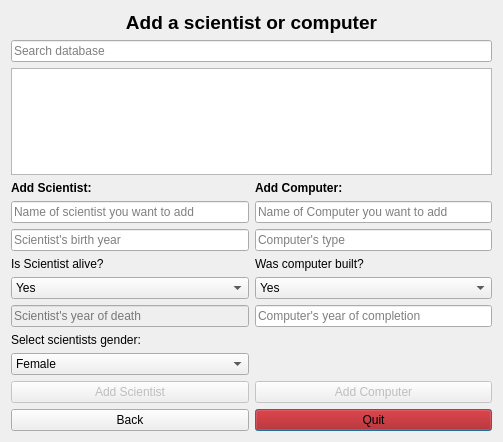
This is Skil3/AddWindow.ui in Chiquita40-VLN-H2016/chiquita40 as Qt 5 draws it before an edit. The edited form follows.
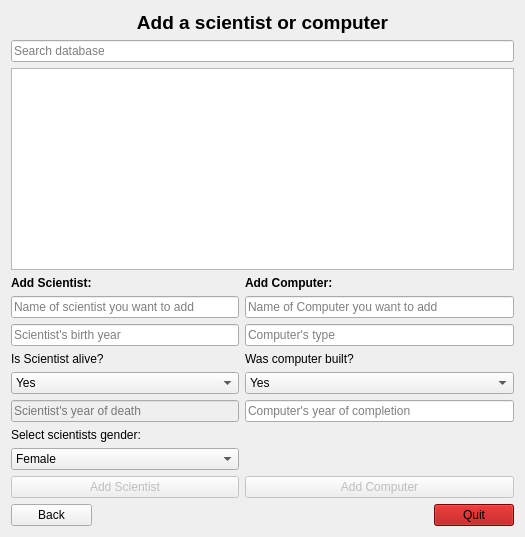
This is the edited form. Icons and pictures are not drawn.

What changed in the file:
```diff
--- a/Skil3/AddWindow.ui
+++ b/Skil3/AddWindow.ui
@@ -6,8 +6,8 @@
    <rect>
     <x>0</x>
     <y>0</y>
-    <width>503</width>
-    <height>442</height>
+    <width>525</width>
+    <height>537</height>
    </rect>
   </property>
   <property name="windowTitle">
@@ -18,38 +18,18 @@
     <normaloff>:/icons/Images/computerIcon.png</normaloff>:/icons/Images/computerIcon.png</iconset>
   </property>
   <layout class="QGridLayout" name="gridLayout">
-   <item row="11" column="0" colspan="2">
-    <widget class="QLineEdit" name="input_addYearOfDeath">
-     <property name="enabled">
-      <bool>false</bool>
-     </property>
-     <property name="autoFillBackground">
-      <bool>false</bool>
-     </property>
+   <item row="2" column="0" colspan="6">
+    <widget class="QListWidget" name="list_addPageSearchResult"/>
+   </item>
+   <item row="3" column="0">
+    <widget class="QLabel" name="label_2">
      <property name="text">
-      <string/>
+      <string>&lt;html&gt;&lt;head/&gt;&lt;body&gt;&lt;p&gt;&lt;span style=&quot; font-weight:600;&quot;&gt;Add Scientist:&lt;/span&gt;&lt;/p&gt;&lt;/body&gt;&lt;/html&gt;</string>
      </property>
-     <property name="placeholderText">
-      <string>Scientist's year of death</string>
-     </property>
     </widget>
    </item>
-   <item row="10" column="0" colspan="2">
-    <widget class="QComboBox" name="comboBox_addSAlive">
-     <item>
-      <property name="text">
-       <string>Yes</string>
-      </property>
-     </item>
-     <item>
-      <property name="text">
-       <string>No</string>
-      </property>
-     </item>
-    </widget>
-   </item>
-   <item row="8" column="2" colspan="2">
-    <widget class="QLineEdit" name="input_addType">
+   <item row="4" column="0" colspan="3">
+    <widget class="QLineEdit" name="input_addNameScientist">
      <property name="autoFillBackground">
       <bool>false</bool>
      </property>
@@ -57,25 +37,11 @@
       <string/>
      </property>
      <property name="placeholderText">
-      <string>Computer's type</string>
+      <string>Name of scientist you want to add</string>
      </property>
     </widget>
    </item>
-   <item row="0" column="0" colspan="4">
-    <widget class="QLabel" name="label_addHeader">
-     <property name="text">
-      <string>&lt;html&gt;&lt;head/&gt;&lt;body&gt;&lt;p align=&quot;center&quot;&gt;&lt;span style=&quot; font-size:14pt; font-weight:600;&quot;&gt;Add a scientist or computer&lt;/span&gt;&lt;/p&gt;&lt;/body&gt;&lt;/html&gt;</string>
-     </property>
-    </widget>
-   </item>
-   <item row="1" column="0" colspan="4">
-    <widget class="QLineEdit" name="input_addPageSearch">
-     <property name="placeholderText">
-      <string>Search database</string>
-     </property>
-    </widget>
-   </item>
-   <item row="11" column="2" colspan="2">
+   <item row="8" column="3" colspan="3">
     <widget class="QLineEdit" name="input_addYearOfCompletion">
      <property name="enabled">
       <bool>true</bool>
@@ -91,20 +57,49 @@
      </property>
     </widget>
    </item>
-   <item row="7" column="0" colspan="2">
-    <widget class="QLineEdit" name="input_addNameScientist">
-     <property name="autoFillBackground">
-      <bool>false</bool>
+   <item row="9" column="0" colspan="2">
+    <widget class="QLabel" name="label_addScientist">
+     <property name="text">
+      <string>Select scientists gender:</string>
      </property>
+    </widget>
+   </item>
+   <item row="6" column="0" colspan="2">
+    <widget class="QLabel" name="label_ScientistAlive">
+     <property name="text">
+      <string>Is Scientist alive?</string>
+     </property>
+    </widget>
+   </item>
+   <item row="3" column="1" colspan="2">
+    <widget class="QLabel" name="label_addScientistErrorMessage">
      <property name="text">
       <string/>
      </property>
-     <property name="placeholderText">
-      <string>Name of scientist you want to add</string>
+    </widget>
+   </item>
+   <item row="6" column="3">
+    <widget class="QLabel" name="label_addComputerBuilt">
+     <property name="text">
+      <string>Was computer built?</string>
      </property>
     </widget>
    </item>
-   <item row="7" column="2" colspan="2">
+   <item row="7" column="0" colspan="3">
+    <widget class="QComboBox" name="comboBox_addSAlive">
+     <item>
+      <property name="text">
+       <string>Yes</string>
+      </property>
+     </item>
+     <item>
+      <property name="text">
+       <string>No</string>
+      </property>
+     </item>
+    </widget>
+   </item>
+   <item row="4" column="3" colspan="3">
     <widget class="QLineEdit" name="input_addNameComputer">
      <property name="autoFillBackground">
       <bool>false</bool>
@@ -117,10 +112,7 @@
      </property>
     </widget>
    </item>
-   <item row="2" column="0" colspan="4">
-    <widget class="QListWidget" name="list_addPageSearchResult"/>
-   </item>
-   <item row="8" column="0" colspan="2">
+   <item row="5" column="0" colspan="3">
     <widget class="QLineEdit" name="input_addYearBorn">
      <property name="autoFillBackground">
       <bool>false</bool>
@@ -133,21 +125,88 @@
      </property>
     </widget>
    </item>
-   <item row="9" column="2">
-    <widget class="QLabel" name="label_addComputerBuilt">
+   <item row="5" column="3" colspan="3">
+    <widget class="QLineEdit" name="input_addType">
+     <property name="autoFillBackground">
+      <bool>false</bool>
+     </property>
      <property name="text">
-      <string>Was computer built?</string>
+      <string/>
      </property>
+     <property name="placeholderText">
+      <string>Computer's type</string>
+     </property>
     </widget>
    </item>
-   <item row="9" column="0">
-    <widget class="QLabel" name="label_ScientistAlive">
+   <item row="10" column="0" colspan="3">
+    <widget class="QComboBox" name="comboBox_addSGender">
+     <item>
+      <property name="text">
+       <string>Female</string>
+      </property>
+     </item>
+     <item>
+      <property name="text">
+       <string>Male</string>
+      </property>
+     </item>
+    </widget>
+   </item>
+   <item row="8" column="0" colspan="3">
+    <widget class="QLineEdit" name="input_addYearOfDeath">
+     <property name="enabled">
+      <bool>false</bool>
+     </property>
+     <property name="autoFillBackground">
+      <bool>false</bool>
+     </property>
      <property name="text">
-      <string>Is Scientist alive?</string>
+      <string/>
      </property>
+     <property name="placeholderText">
+      <string>Scientist's year of death</string>
+     </property>
     </widget>
    </item>
-   <item row="15" column="2" colspan="2">
+   <item row="3" column="3">
+    <widget class="QLabel" name="label_addComputer">
+     <property name="text">
+      <string>&lt;html&gt;&lt;head/&gt;&lt;body&gt;&lt;p&gt;&lt;span style=&quot; font-weight:600;&quot;&gt;Add Computer:&lt;/span&gt;&lt;/p&gt;&lt;/body&gt;&lt;/html&gt;</string>
+     </property>
+    </widget>
+   </item>
+   <item row="3" column="4" colspan="2">
+    <widget class="QLabel" name="label_addComputerErrorMessage">
+     <property name="text">
+      <string/>
+     </property>
+    </widget>
+   </item>
+   <item row="11" column="3" colspan="3">
+    <widget class="QPushButton" name="button_addComputer">
+     <property name="enabled">
+      <bool>false</bool>
+     </property>
+     <property name="text">
+      <string>Add Computer</string>
+     </property>
+    </widget>
+   </item>
+   <item row="7" column="3" colspan="3">
+    <widget class="QComboBox" name="comboBox_addCBuilt">
+     <item>
+      <property name="text">
+       <string>Yes</string>
+      </property>
+     </item>
+     <item>
+      <property name="text">
+       <string>No</string>
+      </property>
+     </item>
+    </widget>
+   </item>
+   <item row="12" column="5">
     <widget class="QPushButton" name="button_addQuit">
      <property name="styleSheet">
       <string notr="true">background-color: rgb(170, 0, 0);
@@ -160,93 +219,47 @@
      </property>
     </widget>
    </item>
-   <item row="14" column="0" colspan="2">
-    <widget class="QPushButton" name="button_addScientist">
-     <property name="enabled">
-      <bool>false</bool>
-     </property>
-     <property name="text">
-      <string>Add Scientist</string>
-     </property>
-    </widget>
-   </item>
-   <item row="12" column="0" colspan="2">
-    <widget class="QLabel" name="label_addScientist">
-     <property name="text">
-      <string>Select scientists gender:</string>
-     </property>
-    </widget>
-   </item>
-   <item row="13" column="0" colspan="2">
-    <widget class="QComboBox" name="comboBox_addSGender">
-     <item>
-      <property name="text">
-       <string>Female</string>
-      </property>
-     </item>
-     <item>
-      <property name="text">
-       <string>Male</string>
-      </property>
-     </item>
-    </widget>
-   </item>
-   <item row="14" column="2" colspan="2">
-    <widget class="QPushButton" name="button_addComputer">
-     <property name="enabled">
-      <bool>false</bool>
-     </property>
-     <property name="text">
-      <string>Add Computer</string>
-     </property>
-    </widget>
-   </item>
-   <item row="15" column="0" colspan="2">
+   <item row="12" column="0">
     <widget class="QPushButton" name="button_addBack">
      <property name="text">
       <string>Back</string>
      </property>
     </widget>
    </item>
-   <item row="10" column="2" colspan="2">
-    <widget class="QComboBox" name="comboBox_addCBuilt">
-     <item>
-      <property name="text">
-       <string>Yes</string>
-      </property>
-     </item>
-     <item>
-      <property name="text">
-       <string>No</string>
-      </property>
-     </item>
-    </widget>
-   </item>
-   <item row="3" column="0">
-    <widget class="QLabel" name="label_2">
-     <property name="text">
-      <string>&lt;html&gt;&lt;head/&gt;&lt;body&gt;&lt;p&gt;&lt;span style=&quot; font-weight:600;&quot;&gt;Add Scientist:&lt;/span&gt;&lt;/p&gt;&lt;/body&gt;&lt;/html&gt;</string>
+   <item row="12" column="1" colspan="4">
+    <spacer name="horizontalSpacer">
+     <property name="orientation">
+      <enum>Qt::Horizontal</enum>
      </property>
-    </widget>
+     <property name="sizeHint" stdset="0">
+      <size>
+       <width>339</width>
+       <height>20</height>
+      </size>
+     </property>
+    </spacer>
    </item>
-   <item row="3" column="1">
-    <widget class="QLabel" name="label_addScientistErrorMessage">
+   <item row="11" column="0" colspan="3">
+    <widget class="QPushButton" name="button_addScientist">
+     <property name="enabled">
+      <bool>false</bool>
+     </property>
      <property name="text">
-      <string/>
+      <string>Add Scientist</string>
      </property>
     </widget>
    </item>
-   <item row="3" column="2">
-    <widget class="QLabel" name="label_addComputer">
-     <property name="text">
-      <string>&lt;html&gt;&lt;head/&gt;&lt;body&gt;&lt;p&gt;&lt;span style=&quot; font-weight:600;&quot;&gt;Add Computer:&lt;/span&gt;&lt;/p&gt;&lt;/body&gt;&lt;/html&gt;</string>
+   <item row="1" column="0" colspan="6">
+    <widget class="QLineEdit" name="input_addPageSearch">
+     <property name="placeholderText">
+      <string>Search database</string>
      </property>
     </widget>
    </item>
-   <item row="3" column="3">
-    <widget class="QLabel" name="label_addComputerErrorMessage">
+   <item row="0" column="0" colspan="6">
+    <widget class="QLabel" name="label_addHeader">
      <property name="text">
-      <string/>
+      <string>&lt;html&gt;&lt;head/&gt;&lt;body&gt;&lt;p align=&quot;center&quot;&gt;&lt;span style=&quot; font-size:14pt; font-weight:600;&quot;&gt;Add a scientist or computer&lt;/span&gt;&lt;/p&gt;&lt;/body&gt;&lt;/html&gt;</string>
      </property>
     </widget>
    </item>
```
